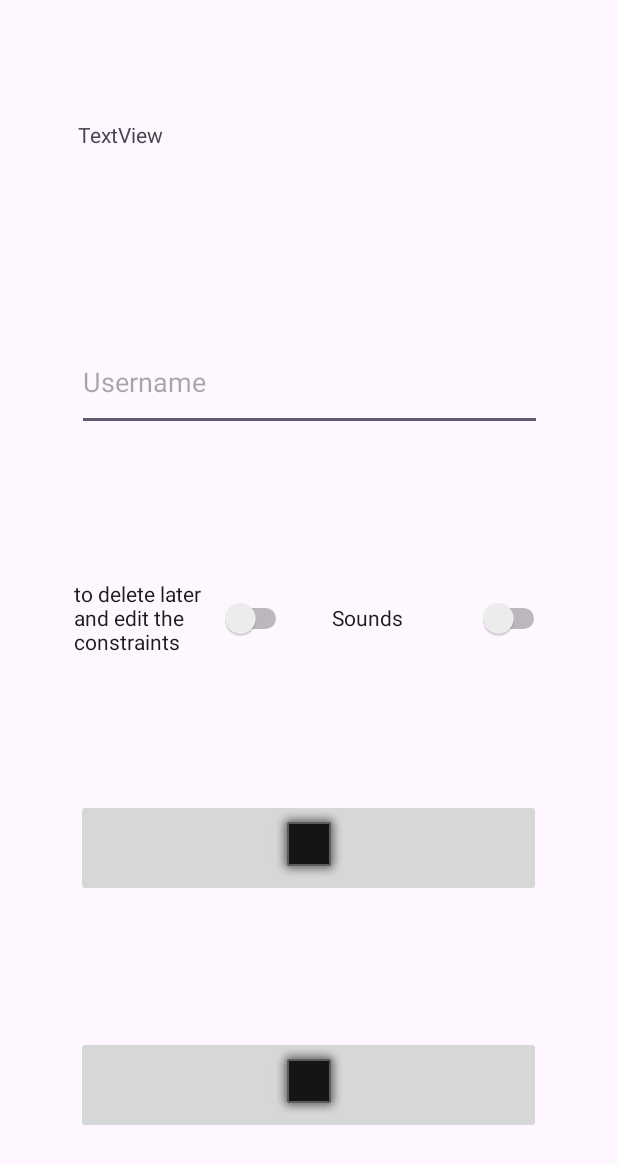
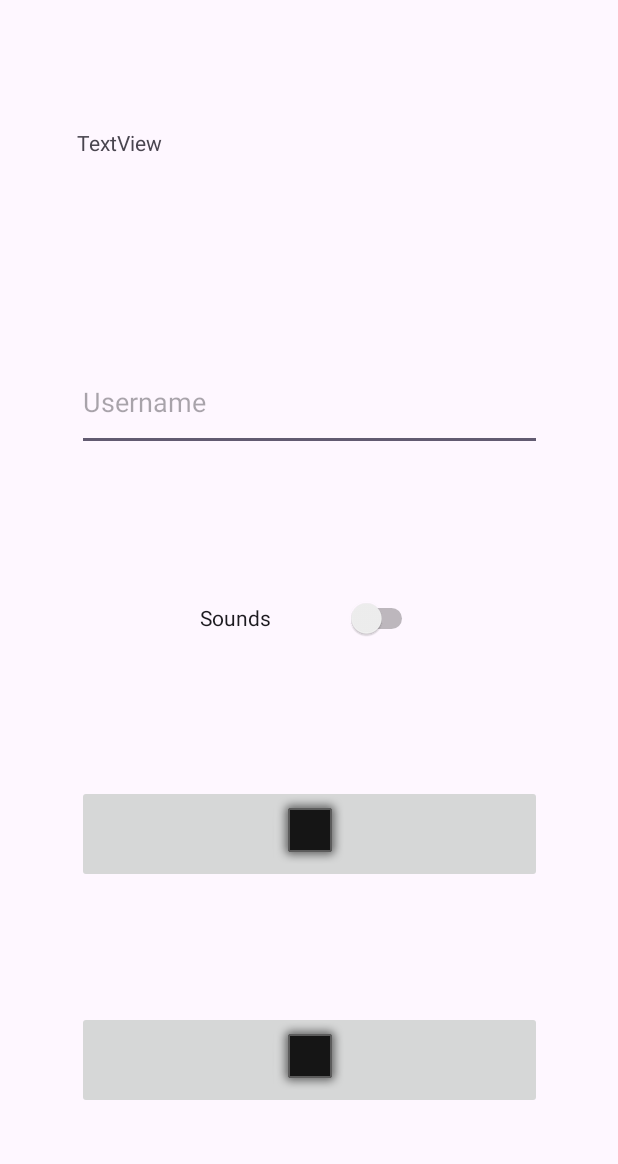
Before and after one commit to RaneAce/Weird-Block-Game, an Android app: the Settings screen opened directly, with no data from a screen before it, on a phone screen of 412 x 824 dp. Shown: the top 1164 px of the screen. Run offline under Robolectric (Android 15) with nearby library versions, the phone set to English and light mode, and no system bars.

Commit message:
Settings screen now looks ok

```diff
--- a/app/src/main/res/layout/activity_settings.xml
+++ b/app/src/main/res/layout/activity_settings.xml
@@ -12,78 +12,61 @@
         android:layout_height="65dp"
         android:contentDescription="Shows id of player"
         android:text="TextView"
-        app:layout_constraintBottom_toTopOf="@+id/editTextTextPassword"
+        app:layout_constraintBottom_toTopOf="@+id/editTextPassword"
         app:layout_constraintEnd_toEndOf="parent"
-        app:layout_constraintHorizontal_bias="0.51"
+        app:layout_constraintHorizontal_bias="0.5"
         app:layout_constraintStart_toStartOf="parent"
         app:layout_constraintTop_toTopOf="parent"
-        app:layout_constraintVertical_bias="0.51"
+        app:layout_constraintVertical_bias="0.5"
         tools:text="#xxxxxxxxxxxxxx" />
 
     <EditText
-        android:id="@+id/editTextTextPassword"
+        android:id="@+id/editTextPassword"
         android:layout_width="310dp"
         android:layout_height="65dp"
-        android:layout_marginBottom="92dp"
-        android:contentDescription="Box for entering username"
         android:ems="10"
         android:hint="Username"
         android:inputType="textPassword"
-        app:layout_constraintBottom_toTopOf="@+id/switch1"
+        app:layout_constraintBottom_toTopOf="@+id/switch2"
         app:layout_constraintEnd_toEndOf="parent"
+        app:layout_constraintHorizontal_bias="0.5"
+        app:layout_constraintVertical_bias="0.75"
         app:layout_constraintStart_toStartOf="parent"
-        app:layout_constraintTop_toTopOf="parent"
-        app:layout_constraintVertical_bias="1.0" />
+        app:layout_constraintTop_toTopOf="parent" />
 
     <ImageButton
         android:id="@+id/Support_Button"
         android:layout_width="310dp"
         android:layout_height="65dp"
-        android:layout_marginTop="88dp"
         app:layout_constraintBottom_toBottomOf="parent"
         app:layout_constraintEnd_toEndOf="parent"
-        app:layout_constraintHorizontal_bias="0.496"
+        app:layout_constraintHorizontal_bias="0.5"
         app:layout_constraintStart_toStartOf="parent"
-        app:layout_constraintTop_toBottomOf="@+id/switch1"
-        app:layout_constraintVertical_bias="0.0"
+        app:layout_constraintTop_toBottomOf="@+id/switch2"
+        app:layout_constraintVertical_bias="0.25"
         app:srcCompat="@android:drawable/alert_dark_frame" />
 
     <ImageButton
         android:id="@+id/Credits"
         android:layout_width="310dp"
         android:layout_height="65dp"
-        android:layout_marginTop="110dp"
-        android:layout_marginBottom="68dp"
         app:layout_constraintBottom_toBottomOf="parent"
         app:layout_constraintEnd_toEndOf="parent"
-        app:layout_constraintHorizontal_bias="0.496"
+        app:layout_constraintHorizontal_bias="0.5"
         app:layout_constraintStart_toStartOf="parent"
-        app:layout_constraintTop_toTopOf="@+id/Support_Button"
-        app:layout_constraintVertical_bias="1.0"
+        app:layout_constraintTop_toBottomOf="@+id/Support_Button"
+        app:layout_constraintVertical_bias="0.5"
         app:srcCompat="@android:drawable/alert_dark_frame" />
-
-    <Switch
-        android:id="@+id/switch1"
-        android:layout_width="145dp"
-        android:layout_height="65dp"
-        android:text="to delete later and edit the constraints"
-        app:layout_constraintBottom_toBottomOf="parent"
-        app:layout_constraintEnd_toEndOf="parent"
-        app:layout_constraintHorizontal_bias="0.185"
-        app:layout_constraintStart_toStartOf="parent"
-        app:layout_constraintTop_toTopOf="parent" />
 
     <Switch
         android:id="@+id/switch2"
         android:layout_width="145dp"
         android:layout_height="65dp"
-        android:layout_marginTop="92dp"
         android:text="Sounds"
-        app:layout_constraintBottom_toTopOf="@+id/Support_Button"
+        app:layout_constraintBottom_toBottomOf="parent"
         app:layout_constraintEnd_toEndOf="parent"
-        app:layout_constraintHorizontal_bias="0.829"
         app:layout_constraintStart_toStartOf="parent"
-        app:layout_constraintTop_toBottomOf="@+id/editTextTextPassword"
-        app:layout_constraintVertical_bias="0.0" />
+        app:layout_constraintTop_toTopOf="parent"
+        app:layout_constraintVertical_bias="0.5" />
 
 </androidx.constraintlayout.widget.ConstraintLayout>
```
Also changed, not shown: app/src/main/res/drawable/circle.png, app/src/main/res/drawable/square.png, app/src/main/res/drawable/triangle.png.
